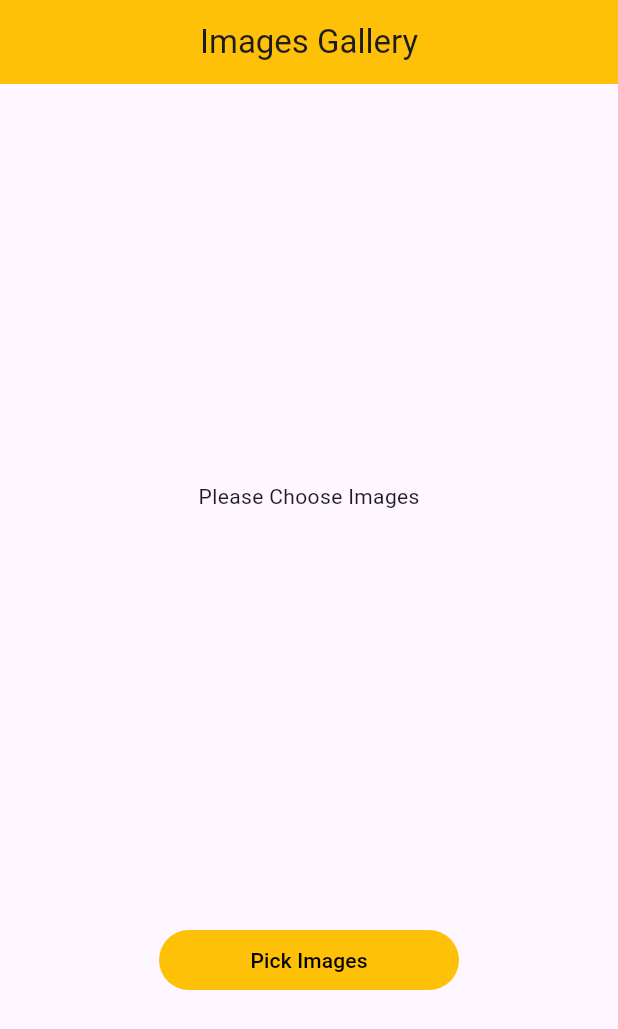
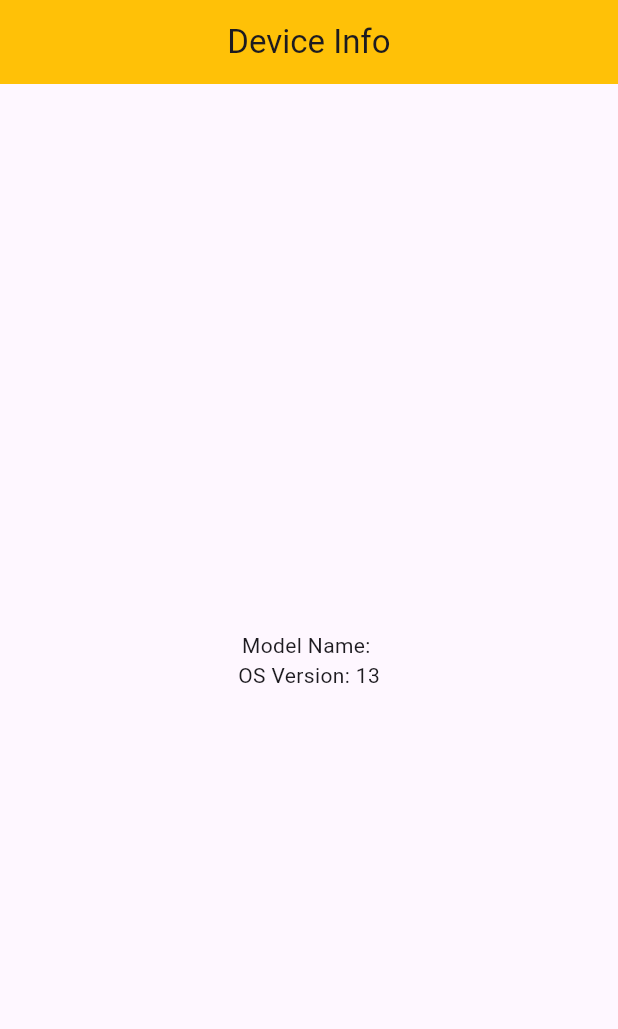
Before and after one commit to SamaAshrafAhmed/flutter-device-features-app, a Flutter app: the screen it shows after launch, on a phone screen of 412 x 824 dp. Shown: the top 1029 px of the screen. Run offline on Flutter 3.47's test engine with Material 3 defaults, Android fonts, the phone set to English and light mode, and no system bars; our stand-ins replace device_info_plus, image_picker.

Commit message:
add device info screen

```diff
--- a/lib/main.dart
+++ b/lib/main.dart
@@ -1,4 +1,5 @@
 import 'package:flutter/material.dart';
+import 'package:flutter_device_features_app/screens/device_info_screen.dart';
 import 'package:flutter_device_features_app/screens/image_gallery_screen.dart';
 
 void main() {
@@ -10,9 +11,9 @@ class MyApp extends StatelessWidget {
 
   @override
   Widget build(BuildContext context) {
-    return const MaterialApp(
+    return MaterialApp(
       debugShowCheckedModeBanner: false,
-      home: ImageGalleryScreen(),
+      home: DeviceInfoScreen(),
     );
   }
 }
--- /dev/null
+++ b/lib/screens/device_info_screen.dart
@@ -0,0 +1,46 @@
+import 'package:device_info_plus/device_info_plus.dart';
+import 'package:flutter/material.dart';
+
+class DeviceInfoScreen extends StatefulWidget {
+  new({super.key});
+
+  @override
+  State<DeviceInfoScreen> createState() => _DeviceInfoScreenState();
+}
+
+class _DeviceInfoScreenState extends State<DeviceInfoScreen> {
+  final deviceInfoPlugin = DeviceInfoPlugin();
+  AndroidDeviceInfo? deviceInfo;
+  @override
+  void initState() {
+    super.initState();
+    getDeviceInfo();
+  }
+
+  getDeviceInfo() async {
+    deviceInfo = await deviceInfoPlugin.androidInfo;
+    setState(() {});
+  }
+
+  @override
+  Widget build(BuildContext context) {
+    return Scaffold(
+      appBar: AppBar(
+        centerTitle: true,
+        title: Text("Device Info"),
+        backgroundColor: Colors.amber,
+      ),
+      body: Center(
+        child: deviceInfo != null
+            ? Column(
+                mainAxisAlignment: MainAxisAlignment.center,
+                children: [
+                  Text("Model Name: ${deviceInfo!.model}"),
+                  Text("OS Version: ${deviceInfo!.version.release}"),
+                ],
+              )
+            : CircularProgressIndicator(),
+      ),
+    );
+  }
+}
--- a/pubspec.yaml
+++ b/pubspec.yaml
@@ -35,6 +35,8 @@ dependencies:
   # Use with the CupertinoIcons class for iOS style icons.
   cupertino_icons: ^1.0.8
   image_picker: ^1.2.3
+  device_info_plus: ^13.2.0
+  google_maps_flutter: ^2.18.1
 
 dev_dependencies:
   flutter_test:
```
Also changed, not shown: pubspec.lock, 2 other files.
